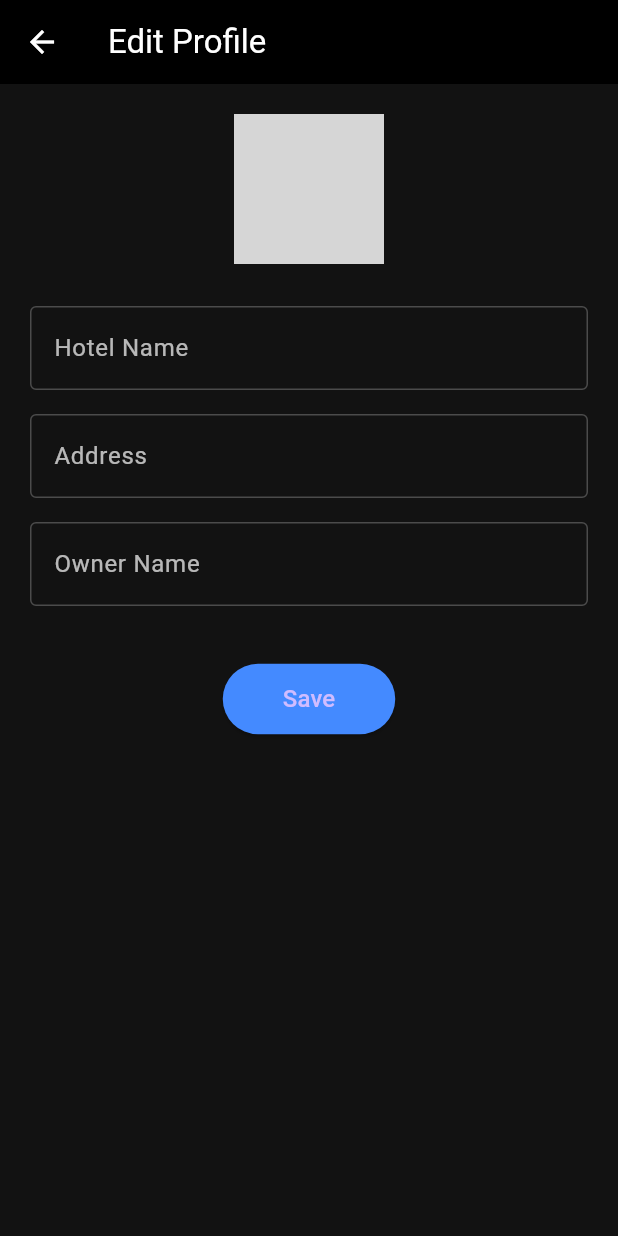
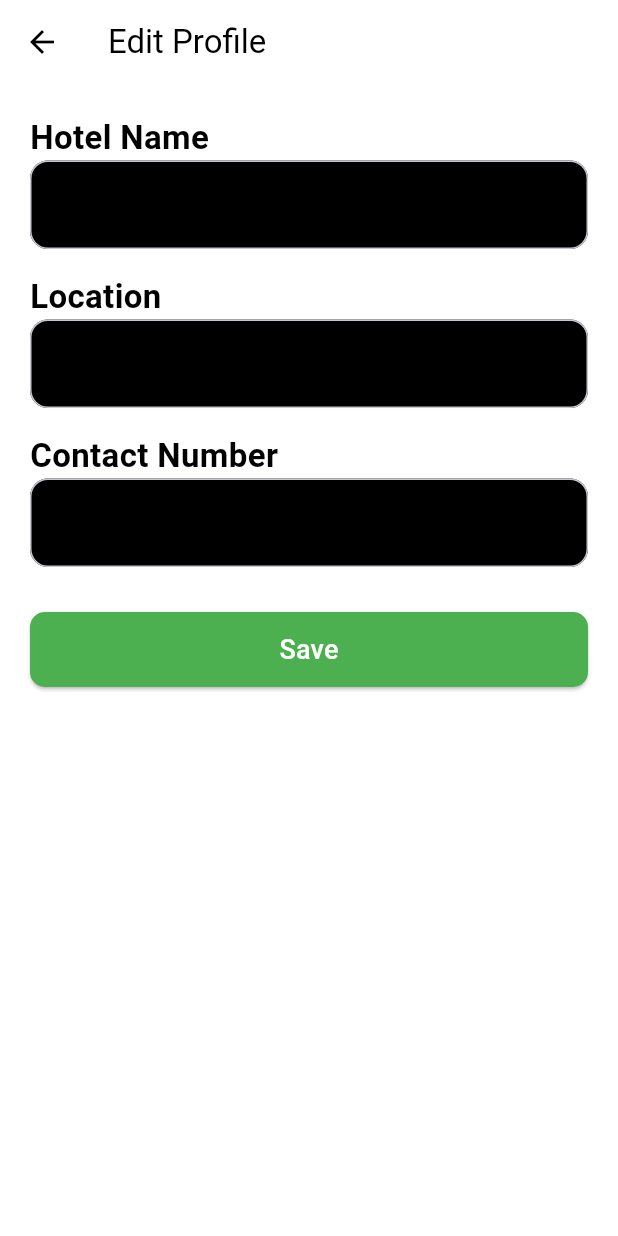
Before and after one commit to Sanka43/KitchenSync, a Flutter app: the EditProfilePage screen opened directly, on a phone screen of 412 x 824 dp. Run offline on Flutter 3.47's test engine with Material 3 defaults, Android fonts, the phone set to English and light mode, and no system bars; our stand-ins replace cloud_firestore, firebase_auth, firebase_core, firebase_database, fl_chart, google_fonts; accounts and stored records are empty; grey boxes are pictures that could not be loaded.

Commit message:
edit profile 2

```diff
--- a/lib/views/hotel/edit_profile_page.dart
+++ b/lib/views/hotel/edit_profile_page.dart
@@ -1,9 +1,6 @@
-import 'dart:io';
+import 'package:cloud_firestore/cloud_firestore.dart';
+import 'package:firebase_auth/firebase_auth.dart';
 import 'package:flutter/material.dart';
-import 'package:image_picker/image_picker.dart';
-import 'package:firebase_auth/firebase_auth.dart';
-import 'package:cloud_firestore/cloud_firestore.dart';
-import 'package:firebase_storage/firebase_storage.dart';
 
 class EditProfilePage extends StatefulWidget {
   const EditProfilePage({super.key});
@@ -13,124 +10,147 @@ class EditProfilePage extends StatefulWidget {
 }
 
 class _EditProfilePageState extends State<EditProfilePage> {
-  File? _imageFile;
-  String? _imageUrl;
+  final _formKey = GlobalKey<FormState>();
 
-  final picker = ImagePicker();
-  final _hotelNameController = TextEditingController();
-  final _addressController = TextEditingController();
-  final _ownerNameController = TextEditingController();
+  final TextEditingController _hotelNameController = TextEditingController();
+  final TextEditingController _locationController = TextEditingController();
+  final TextEditingController _contactController = TextEditingController();
 
-  final _auth = FirebaseAuth.instance;
-  final _firestore = FirebaseFirestore.instance;
-  final _storage = FirebaseStorage.instance;
+  bool _isLoading = true;
 
   @override
   void initState() {
     super.initState();
-    _loadUserProfile();
+    _loadProfileData();
   }
 
-  Future<void> _loadUserProfile() async {
-    final user = _auth.currentUser;
-    if (user == null) return;
+  Future<void> _loadProfileData() async {
+    final uid = FirebaseAuth.instance.currentUser?.uid;
+    if (uid == null) return;
 
-    final doc = await _firestore.collection('users').doc(user.uid).get();
+    final doc = await FirebaseFirestore.instance
+        .collection('hotels')
+        .doc(uid)
+        .get();
+
     if (doc.exists) {
-      final data = doc.data()!;
-      _hotelNameController.text = data['hotelName'] ?? '';
-      _addressController.text = data['address'] ?? '';
-      _ownerNameController.text = data['ownerName'] ?? '';
-      setState(() {
-        _imageUrl = data['profileImageUrl'];
-      });
-    }
+      final data = doc.data();
+      _hotelNameController.text = data?['hotelName'] ?? '';
+      _locationController.text = data?['location'] ?? '';
+      _contactController.text = data?['contactNumber'] ?? '';
     }
 
-  Future<void> _pickImage() async {
-    final pickedFile = await picker.pickImage(source: ImageSource.gallery);
-    if (pickedFile != null) {
-      setState(() {
-        _imageFile = File(pickedFile.path);
-      });
-    }
+    setState(() => _isLoading = false);
   }
 
-  Future<void> _saveProfile() async {
-    final user = _auth.currentUser;
-    if (user == null) return;
+  Future<void> _saveProfileData() async {
+    if (!_formKey.currentState!.validate()) return;
 
-    String? downloadUrl = _imageUrl;
+    final uid = FirebaseAuth.instance.currentUser?.uid;
+    if (uid == null) return;
 
-    // Upload image if new image selected
-    if (_imageFile != null) {
-      final ref = _storage.ref().child('profile_images/${user.uid}.jpg');
-      await ref.putFile(_imageFile!);
-      downloadUrl = await ref.getDownloadURL();
-    }
+    await FirebaseFirestore.instance.collection('hotels').doc(uid).set({
+      'hotelName': _hotelNameController.text.trim(),
+      'location': _locationController.text.trim(),
+      'contactNumber': _contactController.text.trim(),
+      'uid': uid,
+    });
 
-    await _firestore.collection('users').doc(user.uid).set({
-      'username': user.displayName,
-      'hotelName': _hotelNameController.text,
-      'address': _addressController.text,
-      // 'ownerName': _ownerNameController.text,
-      'profileImageUrl': downloadUrl,
-    }, SetOptions(merge: true));
-
-    Navigator.pop(context); // Go back to dashboard
+    ScaffoldMessenger.of(context).showSnackBar(
+      const SnackBar(content: Text('Profile updated successfully')),
+    );
   }
 
   @override
   Widget build(BuildContext context) {
     return Scaffold(
-      backgroundColor: const Color(0xFF121212),
+      backgroundColor: Colors.white, // White background
       appBar: AppBar(
-        backgroundColor: Colors.black,
         title: const Text(
           'Edit Profile',
-          style: TextStyle(color: Colors.white),
+          style: TextStyle(color: Colors.black),
         ),
-        iconTheme: const IconThemeData(color: Colors.white),
+        backgroundColor: Colors.white,
+        iconTheme: const IconThemeData(color: Colors.black),
+        elevation: 0,
       ),
-      body: Padding(
+      body: _isLoading
+          ? const Center(child: CircularProgressIndicator())
+          : SingleChildScrollView(
               padding: const EdgeInsets.all(20),
-        child: SingleChildScrollView(
+              child: Form(
+                key: _formKey,
                 child: Column(
+                  crossAxisAlignment: CrossAxisAlignment.start,
                   children: [
-              GestureDetector(
-                onTap: _pickImage,
-                child: CircleAvatar(
-                  radius: 50,
-                  backgroundColor: Colors.grey[800],
-                  backgroundImage: _imageFile != null
-                      ? FileImage(_imageFile!)
-                      : (_imageUrl != null
-                            ? NetworkImage(_imageUrl!) as ImageProvider
-                            : null),
-                  child: _imageFile == null && _imageUrl == null
-                      ? const Icon(
-                          Icons.person,
-                          size: 50,
-                          color: Colors.white70,
-                        )
-                      : null,
+                    Align(
+                      alignment: Alignment.centerLeft,
+                      child: Text(
+                        'Hotel Name',
+                        style: TextStyle(
+                          color: Colors.black,
+                          fontSize: 22,
+                          fontWeight: FontWeight.bold,
                         ),
                       ),
-              const SizedBox(height: 20),
-              _buildTextField("Hotel Name", _hotelNameController),
-              _buildTextField("Address", _addressController),
-              _buildTextField("Owner Name", _ownerNameController),
-              const SizedBox(height: 30),
-              ElevatedButton(
-                onPressed: _saveProfile,
-                style: ElevatedButton.styleFrom(
-                  backgroundColor: Colors.blueAccent,
-                  padding: const EdgeInsets.symmetric(
-                    horizontal: 40,
-                    vertical: 12,
+                    ),
+                    _buildTextField(_hotelNameController, ''),
+                    const SizedBox(height: 16),
+                    Align(
+                      alignment: Alignment.centerLeft,
+                      child: Text(
+                        'Location',
+                        style: TextStyle(
+                          color: Colors.black,
+                          fontSize: 22,
+                          fontWeight: FontWeight.bold,
                         ),
                       ),
-                child: const Text("Save", style: TextStyle(fontSize: 16)),
+                    ),
+                    _buildTextField(_locationController, ''),
+                    const SizedBox(height: 16),
+                    Align(
+                      alignment: Alignment.centerLeft,
+                      child: Text(
+                        'Contact Number',
+                        style: TextStyle(
+                          color: Colors.black,
+                          fontSize: 22,
+                          fontWeight: FontWeight.bold,
+                        ),
+                      ),
+                    ),
+                    _buildTextField(
+                      _contactController,
+                      '',
+                      keyboardType: TextInputType.phone,
+                      validator: (value) {
+                        if (value == null || value.isEmpty) {
+                          return 'Contact number cannot be empty';
+                        } else if (!RegExp(r'^\d{10,15}$').hasMatch(value)) {
+                          return 'Enter valid phone number (10-15 digits)';
+                        }
+                        return null;
+                      },
+                    ),
+                    const SizedBox(height: 30),
+                    SizedBox(
+                      width: double.infinity,
+                      height: 50,
+                      child: ElevatedButton(
+                        onPressed: _saveProfileData,
+                        style: ElevatedButton.styleFrom(
+                          backgroundColor: Colors.green,
+                          foregroundColor: Colors.white,
+                          shape: RoundedRectangleBorder(
+                            borderRadius: BorderRadius.circular(10),
+                          ),
+                        ),
+                        child: const Text(
+                          'Save',
+                          style: TextStyle(fontSize: 18),
+                        ),
+                      ),
                     ),
                   ],
                 ),
@@ -139,23 +159,38 @@ class _EditProfilePageState extends State<EditProfilePage> {
     );
   }
 
-  Widget _buildTextField(String label, TextEditingController controller) {
-    return Padding(
-      padding: const EdgeInsets.symmetric(vertical: 8),
-      child: TextField(
+  Widget _buildTextField(
+    TextEditingController controller,
+    String label, {
+    TextInputType keyboardType = TextInputType.text,
+    String? Function(String?)? validator,
+  }) {
+    return TextFormField(
       controller: controller,
-        style: const TextStyle(color: Colors.white),
+      keyboardType: keyboardType,
+      style: const TextStyle(color: Colors.white, fontSize: 18), // White text
       decoration: InputDecoration(
         labelText: label,
-          labelStyle: const TextStyle(color: Colors.white70),
-          enabledBorder: OutlineInputBorder(
-            borderSide: const BorderSide(color: Colors.white24),
+        labelStyle: const TextStyle(color: Colors.black),
+        filled: true,
+        fillColor: Colors.black, // Black background
+        border: OutlineInputBorder(
+          borderRadius: BorderRadius.circular(12),
+          borderSide: const BorderSide(color: Colors.grey),
         ),
         focusedBorder: OutlineInputBorder(
-            borderSide: const BorderSide(color: Colors.white),
+          borderSide: const BorderSide(color: Color.fromARGB(202, 0, 204, 7)),
+          borderRadius: BorderRadius.circular(10),
         ),
       ),
-      ),
+      validator:
+          validator ??
+          (value) {
+            if (value == null || value.isEmpty) {
+              return '$label cannot be empty';
+            }
+            return null;
+          },
     );
   }
 }
```
Also changed, not shown: lib/views/hotel/dashboard.dart (+32 -10 lines), lib/views/supplier/supplier_order_list_page.dart (+37 -1 lines). Lines whose indentation alone changed are shown as unchanged.
